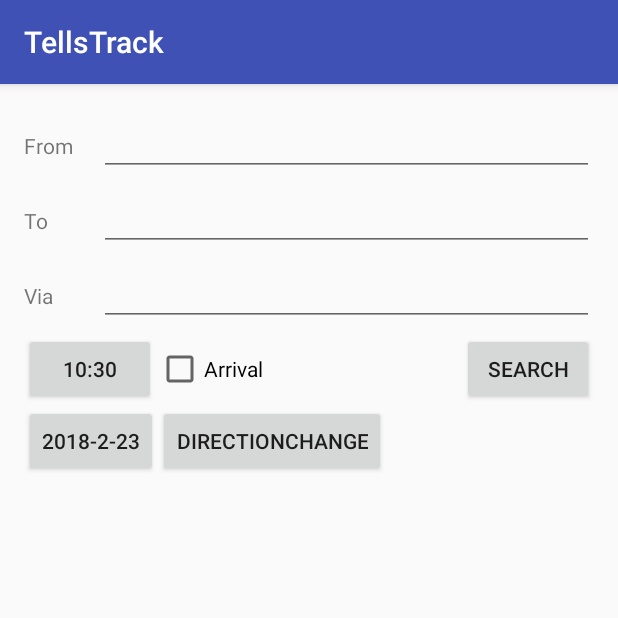
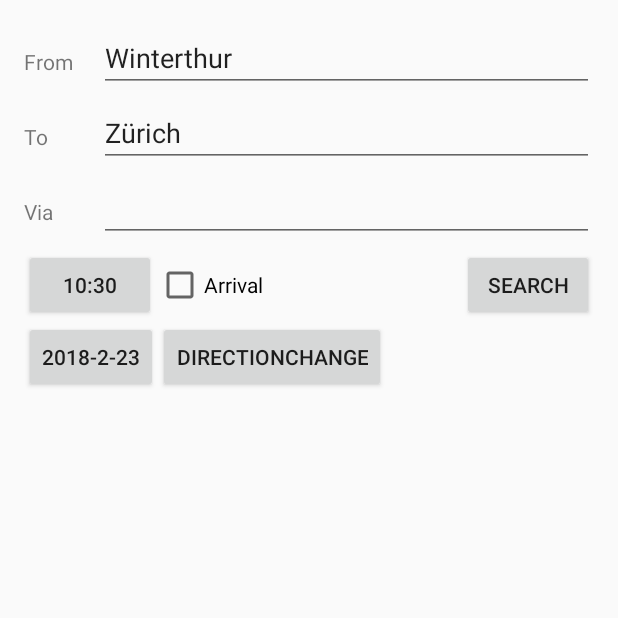
Before and after one commit to philippbruhin/TellsTrack, an Android app: the screen it shows after launch (MainActivity), after a tap on "SEARCH", on a phone screen of 412 x 824 dp, the top half of it. Run offline under Robolectric (Android 15) with nearby library versions, the light colour scheme and no system bars; 2 statements that could not run were skipped.

Commit message:
1) no sane man works with Java

```diff
--- a/app/src/main/java/ch/hsr/tellstrack/MainActivity.java
+++ b/app/src/main/java/ch/hsr/tellstrack/MainActivity.java
@@ -33,14 +33,21 @@
 
 public class MainActivity extends AppCompatActivity {
 
-    SearchRepository searchRepository = new SearchRepository();
+    private SearchRepository searchRepository = new SearchRepository();
 
-    View textViewFrom;
-    View textViewTo;
-    Button searchButton;
+    private View textViewFrom;
+    private View textViewTo;
+    private Button searchButton;
+    private Button dateButton;
+    private Button timeButton;
+    private Button changeDirectionButton;
+    private SearchData searchData;
+    private EditText editTextFrom;
+    private EditText editTextTo;
+    private EditText editTextVia;
+    private CheckBox checkBoxArrival;
 
-    Button dateButton;
-    Button timeButton;
+    private Calendar calendar;
 
     @Override
     protected void onCreate(Bundle savedInstanceState) {
@@ -50,7 +57,7 @@
         textViewFrom = findViewById(R.id.searchFromInput);
         textViewTo = findViewById(R.id.searchToInput);
 
-        searchButton = (Button) findViewById(R.id.searchButton);
+        searchButton = findViewById(R.id.searchButton);
         searchButton.setOnClickListener(new View.OnClickListener() {
             @Override
             public void onClick(View v) {
@@ -61,7 +68,7 @@
         });
 
 
-        dateButton = (Button) findViewById(R.id.searchDate);
+        dateButton = findViewById(R.id.searchDate);
         dateButton.setOnClickListener(new View.OnClickListener() {
             @Override
             public void onClick(View v) {
@@ -70,7 +77,7 @@
             }
         });
 
-        timeButton = (Button)findViewById(R.id.searchTime);
+        timeButton = findViewById(R.id.searchTime);
         timeButton.setOnClickListener(new View.OnClickListener() {
             @Override
             public void onClick(View v) {
@@ -79,35 +86,48 @@
             }
         });
 
+        changeDirectionButton = findViewById(R.id.searchChangeDirection);
+        changeDirectionButton.setOnClickListener(new View.OnClickListener() {
+            @Override
+            public void onClick(View v) {
+                EditText editTextFrom = findViewById(R.id.searchFromInput);
+                EditText editTextTo = findViewById(R.id.searchToInput);
+                String from = editTextFrom.getText().toString();
+                String to = editTextTo.getText().toString();
+                editTextFrom.setText(to);
+                editTextTo.setText(from);
+            }
+        });
+
         setCurrentTimeOn(timeButton);
         setCurrentDateOn(dateButton);
     }
 
     public void setCurrentTimeOn(Button button){
-        Calendar cal = Calendar.getInstance();
+        calendar = Calendar.getInstance();
         SimpleDateFormat sdf = new SimpleDateFormat("HH:mm");
-        String time = sdf.format(cal.getTime());
+        String time = sdf.format(calendar.getTime());
         button.setText(time);
     }
 
     public void setCurrentDateOn(Button button) {
-        final Calendar c = Calendar.getInstance();
-        int year = c.get(Calendar.YEAR);
-        int month = c.get(Calendar.MONTH) + 1;
-        int day = c.get(Calendar.DAY_OF_MONTH);
+        calendar = Calendar.getInstance();
+        int year = calendar.get(Calendar.YEAR);
+        int month = calendar.get(Calendar.MONTH) + 1;
+        int day = calendar.get(Calendar.DAY_OF_MONTH);
         button.setText(new StringBuilder()
                 .append(year).append("-").append(month).append("-")
                 .append(day));
     }
 
     private SearchData searchDataCollect() {
-        SearchData searchData = new SearchData();
-        EditText editTextFrom = (EditText) findViewById(R.id.searchFromInput);
-        EditText editTextTo = (EditText) findViewById(R.id.searchToInput);
-        EditText editTextVia = (EditText) findViewById(R.id.searchViaInput);
-        Button timeButton = (Button) findViewById(R.id.searchTime);
-        Button dateButton = (Button) findViewById(R.id.searchDate);
-        CheckBox checkBoxArrival = (CheckBox) findViewById(R.id.isArrivalTime);
+        searchData = new SearchData();
+        editTextFrom = findViewById(R.id.searchFromInput);
+        editTextTo = findViewById(R.id.searchToInput);
+        editTextVia = findViewById(R.id.searchViaInput);
+        timeButton = findViewById(R.id.searchTime);
+        dateButton = findViewById(R.id.searchDate);
+        checkBoxArrival = findViewById(R.id.isArrivalTime);
         searchData.setFrom(editTextFrom.getText().toString());
         searchData.setTo(editTextTo.getText().toString());
         searchData.setVia(editTextVia.getText().toString());
@@ -118,11 +138,6 @@
     }
 
     private class SearchTask extends AsyncTask<SearchData, Void, ConnectionList> {
-
-        @Override
-        protected void onPreExecute() {
-            Resources res = getResources();
-        }
 
         protected ConnectionList doInBackground(SearchData... sda) {
             SearchData sd = sda[0];
@@ -136,7 +151,7 @@
 
         protected void onPostExecute(ConnectionList result) {
             Log.d("con", result.getConnections().get(0).toString());
-            final ListView listView = (ListView) findViewById(R.id.searchResultListView);
+            final ListView listView = findViewById(R.id.searchResultListView);
             ResultSearchAdapter resultSearchAdapter = new ResultSearchAdapter(getApplicationContext(), result);
             listView.setAdapter(resultSearchAdapter);
 
--- a/app/src/main/res/layout/fragment_search.xml
+++ b/app/src/main/res/layout/fragment_search.xml
@@ -19,7 +19,8 @@
         android:layout_width="match_parent"
         android:layout_height="wrap_content"
         android:layout_alignParentTop="true"
-        android:layout_toRightOf="@+id/searchFrom" />
+        android:layout_toRightOf="@+id/searchFrom"
+        android:text="Zürich"/>
 
     <TextView
         android:id="@+id/searchTo"
@@ -35,7 +36,8 @@
         android:layout_width="match_parent"
         android:layout_height="wrap_content"
         android:layout_below="@+id/searchFrom"
-        android:layout_toRightOf="@+id/searchTo" />
+        android:layout_toRightOf="@+id/searchTo"
+        android:text="Winterthur" />
 
     <TextView
         android:id="@+id/searchVia"
--- a/app/src/main/res/values/styles.xml
+++ b/app/src/main/res/values/styles.xml
@@ -6,6 +6,8 @@
         <item name="colorPrimary">@color/colorPrimary</item>
         <item name="colorPrimaryDark">@color/colorPrimaryDark</item>
         <item name="colorAccent">@color/colorAccent</item>
+        <item name="windowActionBar">false</item>
+        <item name="windowNoTitle">true</item>
     </style>
 
     <style name="AppTheme2" parent="AppTheme">
```
Also changed, not shown: app/src/main/java/ch/hsr/tellstrack/ConnectionDetailActivity.java (+30 -21 lines).
